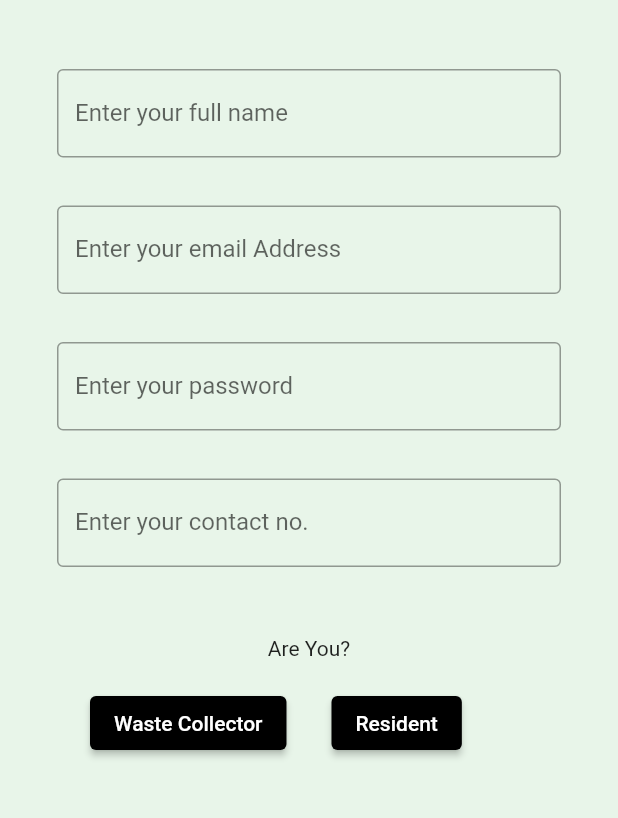
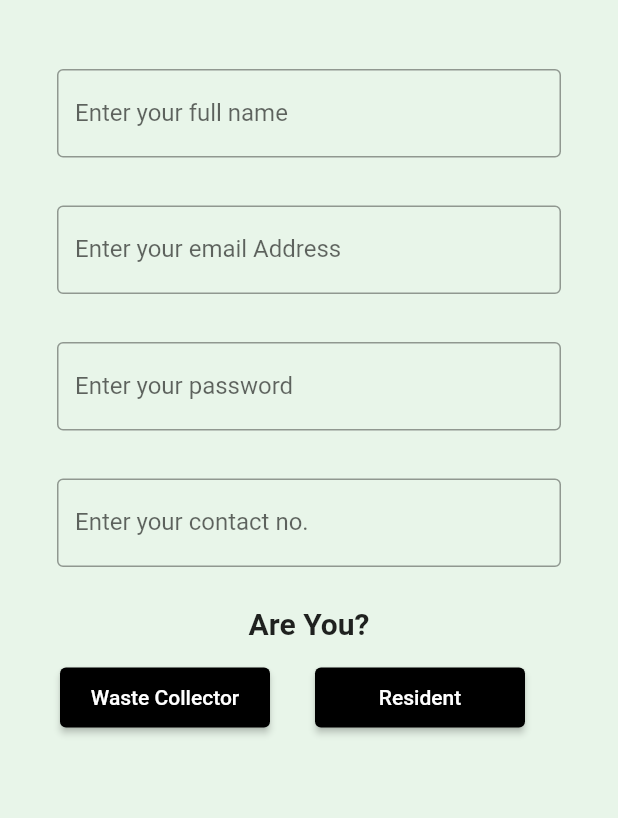
Before and after one commit to 27priyanshu/WasteWatch, a Flutter app: the screen it shows after launch, on a phone screen of 412 x 824 dp, the part 231-1049 px from its top. Run offline on Flutter 3.47's test engine with Material 2 defaults, Android fonts, the light colour scheme and no system bars; our stand-ins replace flutter_login.

Commit message:
botton size

```diff
--- a/waste_watch/lib/registration1.dart
+++ b/waste_watch/lib/registration1.dart
@@ -114,17 +114,26 @@ class _registerationState extends State<registeration> {
                             ),
                           ),
                           SizedBox(
-                            height: 30,
+                            height: 10,
                           ),
                           Column(
-                            children: [Text("Are You?")],
+                            children: [
+                              Text(
+                                "Are You?",
+                                style: TextStyle(
+                                    fontSize: 20, fontWeight: FontWeight.bold),
+                              ),
+                            ],
                           ),
                           Padding(
                             padding: const EdgeInsets.symmetric(
-                                horizontal: 30.0, vertical: 18.0),
+                                horizontal: 10.0, vertical: 18.0),
                             child: Row(
                               children: [
-                                ElevatedButton(
+                                SizedBox(
+                                  height: 40,
+                                  width: 140,
+                                  child: ElevatedButton(
                                       onPressed: () {
                                         Navigator.push(
                                           context,
@@ -138,8 +147,12 @@ class _registerationState extends State<registeration> {
                                       ),
                                       style: ElevatedButton.styleFrom(
                                           backgroundColor: Colors.black)),
+                                ),
                                 SizedBox(width: 30),
-                                ElevatedButton(
+                                SizedBox(
+                                  height: 40,
+                                  width: 140,
+                                  child: ElevatedButton(
                                     onPressed: () {
                                       Navigator.push(
                                         context,
@@ -152,6 +165,7 @@ class _registerationState extends State<registeration> {
                                     style: ElevatedButton.styleFrom(
                                         // minimumSize: ,
                                         backgroundColor: Colors.black),
+                                  ),
                                 ),
                               ],
                             ),
--- a/waste_watch/lib/resident-reg.dart
+++ b/waste_watch/lib/resident-reg.dart
@@ -76,7 +76,10 @@ class _SignIn1State extends State<SignIn1> {
                     SizedBox(
                       height: 30,
                     ),
-                    ElevatedButton(
+                    SizedBox(
+                      height: 40,
+                      width: 120,
+                      child: ElevatedButton(
                         onPressed: () {
                           Navigator.push(
                             context,
@@ -88,6 +91,7 @@ class _SignIn1State extends State<SignIn1> {
                         child: Text('Sign In'),
                         style: ElevatedButton.styleFrom(
                             backgroundColor: Colors.black),
+                      ),
                     )
                   ],
                 ),
```
Also changed, not shown: waste_watch/lib/waste_collect-reg.dart (+9 -7 lines). Lines whose indentation alone changed are shown as unchanged.
